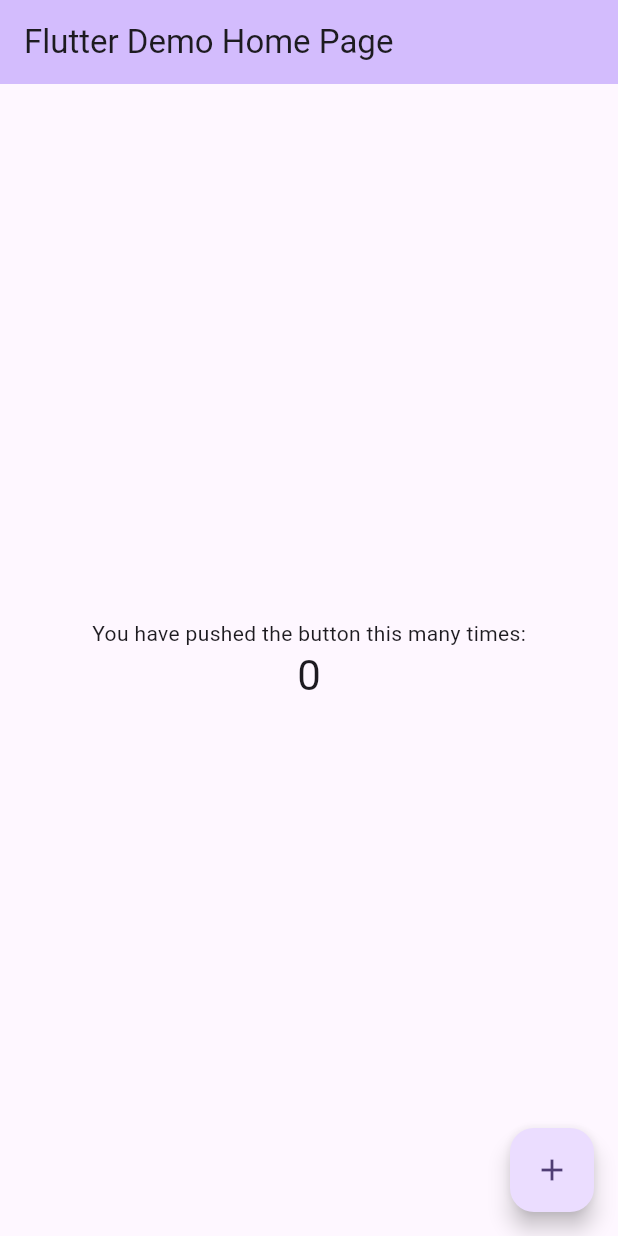
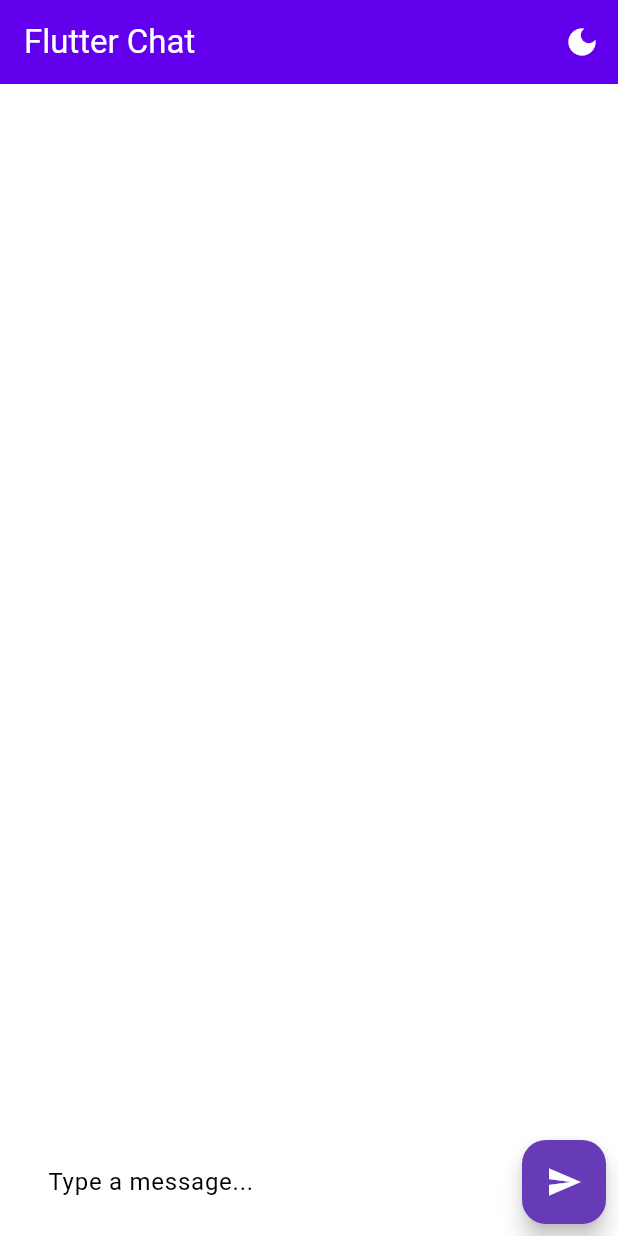
Before and after one commit to could-ai/01983c24-e085-7390-a149-60151abb6a27, a Flutter app: the screen it shows after launch, on a phone screen of 412 x 824 dp. Run offline on Flutter 3.47's test engine with Material 3 defaults, Android fonts, the phone set to English and light mode, and no system bars; our stand-ins replace hive, hive_flutter; accounts and stored records are empty; generated files the repository leaves out were written again.

Commit message:
Add provider, hive, hive_flutter, path_provider, intl, hive_generator, and build_runner dependencies.; Create Message data model with Hive annotations.; Create AppColors and AppTheme for consistent styling.; Create ThemeProvider for managing application themes.; Create ChatProvider for managing chat messages.; Create LocalStorageService for Hive initialization and message persistence.; Create ChatScreen for the main chat interface.; Create MessageBubble widget for displaying chat messages.; Update main.dart to initialize Hive, setup MultiProvider, and use ChatScreen as home.

```diff
--- a/usr/lib/main.dart
+++ b/usr/lib/main.dart
@@ -1,120 +1,43 @@
 import 'package:flutter/material.dart';
+import 'package:provider/provider.dart';
+import 'package:couldai_user_app/providers/theme_provider.dart';
+import 'package:couldai_user_app/providers/chat_provider.dart';
+import 'package:couldai_user_app/screens/chat_screen.dart';
+import 'package:couldai_user_app/services/local_storage_service.dart';
+import 'package:couldai_user_app/utils/app_constants.dart';
 
-void main() {
-  runApp(const MyApp());
+void main() async {
+  WidgetsFlutterBinding.ensureInitialized();
+  final localStorageService = LocalStorageService();
+  await localStorageService.init();
+
+  runApp(
+    MultiProvider(
+      providers: [
+        ChangeNotifierProvider(create: (_) => ThemeProvider()),
+        ChangeNotifierProvider(create: (_) => ChatProvider(localStorageService)),
+      ],
+      child: const MyApp(),
+    ),
+  );
 }
 
 class MyApp extends StatelessWidget {
   const MyApp({super.key});
 
-  // This widget is the root of your application.
   @override
   Widget build(BuildContext context) {
-    return MaterialApp(
-      title: 'Flutter Demo',
-      debugShowCheckedModeBanner: false,
-      theme: ThemeData(
-        // This is the theme of your application.
-        //
-        // TRY THIS: Try running your application with "flutter run". You'll see
-        // the application has a purple toolbar. Then, without quitting the app,
-        // try changing the seedColor in the colorScheme below to Colors.green
-        // and then invoke "hot reload" (save your changes or press the "hot
-        // reload" button in a Flutter-supported IDE, or press "r" if you used
-        // the command line to start the app).
-        //
-        // Notice that the counter didn't reset back to zero; the application
-        // state is not lost during the reload. To reset the state, use hot
-        // restart instead.
-        //
-        // This works for code too, not just values: Most code changes can be
-        // tested with just a hot reload.
-        colorScheme: ColorScheme.fromSeed(seedColor: Colors.deepPurple),
-      ),
-      home: const MyHomePage(title: 'Flutter Demo Home Page'),
+    return Consumer<ThemeProvider>(
+      builder: (context, themeProvider, child) {
+        return MaterialApp(
+          title: 'Flutter Chat App',
+          debugShowCheckedModeBanner: false,
+          theme: AppTheme.lightTheme, // Default to light theme
+          darkTheme: AppTheme.darkTheme, // Define dark theme
+          themeMode: themeProvider.themeMode, // Use ThemeProvider to manage theme mode
+          home: const ChatScreen(),
+        );
+      },
     );
   }
 }
-
-class MyHomePage extends StatefulWidget {
-  const MyHomePage({super.key, required this.title});
-
-  // This widget is the home page of your application. It is stateful, meaning
-  // that it has a State object (defined below) that contains fields that affect
-  // how it looks.
-
-  // This class is the configuration for the state. It holds the values (in this
-  // case the title) provided by the parent (in this case the App widget) and
-  // used by the build method of the State. Fields in a Widget subclass are
-  // always marked "final".
-
-  final String title;
-
-  @override
-  State<MyHomePage> createState() => _MyHomePageState();
-}
-
-class _MyHomePageState extends State<MyHomePage> {
-  int _counter = 0;
-
-  void _incrementCounter() {
-    setState(() {
-      // This call to setState tells the Flutter framework that something has
-      // changed in this State, which causes it to rerun the build method below
-      // so that the display can reflect the updated values. If we changed
-      // _counter without calling setState(), then the build method would not be
-      // called again, and so nothing would appear to happen.
-      _counter++;
-    });
-  }
-
-  @override
-  Widget build(BuildContext context) {
-    // This method is rerun every time setState is called, for instance as done
-    // by the _incrementCounter method above.
-    //
-    // The Flutter framework has been optimized to make rerunning build methods
-    // fast, so that you can just rebuild anything that needs updating rather
-    // than having to individually change instances of widgets.
-    return Scaffold(
-      appBar: AppBar(
-        // TRY THIS: Try changing the color here to a specific color (to
-        // Colors.amber, perhaps?) and trigger a hot reload to see the AppBar
-        // change color while the other colors stay the same.
-        backgroundColor: Theme.of(context).colorScheme.inversePrimary,
-        // Here we take the value from the MyHomePage object that was created by
-        // the App.build method, and use it to set our appbar title.
-        title: Text(widget.title),
-      ),
-      body: Center(
-        // Center is a layout widget. It takes a single child and positions it
-        // in the middle of the parent.
-        child: Column(
-          // Column is also a layout widget. It takes a list of children and
-          // arranges them vertically. By default, it sizes itself to fit its
-          // children horizontally, and tries to be as tall as its parent.
-          //
-          // Column has various properties to control how it sizes itself and
-          // how it positions its children. Here we use mainAxisAlignment to
-          // center the children vertically; the main axis here is the vertical
-          // axis because Columns are vertical (the cross axis would be
-          // horizontal).
-          //
-          // TRY THIS: Invoke "debug painting" (choose the "Toggle Debug Paint"
-          // action in the IDE, or press "p" in the console), to see the
-          // wireframe for each widget.
-          mainAxisAlignment: MainAxisAlignment.center,
-          children: <Widget>[
-            const Text('You have pushed the button this many times:'),
-            Text('$_counter', style: Theme.of(context).textTheme.headlineMedium),
-          ],
-        ),
-      ),
-      floatingActionButton: FloatingActionButton(
-        onPressed: _incrementCounter,
-        tooltip: 'Increment',
-        child: const Icon(Icons.add),
-      ), // This trailing comma makes auto-formatting nicer for build methods.
-    );
-  }
-}
--- /dev/null
+++ b/usr/lib/models/message.dart
@@ -0,0 +1,45 @@
+import 'package:hive/hive.dart';
+
+part 'message.g.dart';
+
+@HiveType(typeId: 0)
+class Message extends HiveObject {
+  @HiveField(0)
+  final String sender;
+
+  @HiveField(1)
+  final String content;
+
+  @HiveField(2)
+  final DateTime timestamp;
+
+  @HiveField(3)
+  final List<String> reactions;
+
+  Message({
+    required this.sender,
+    required this.content,
+    required this.timestamp,
+    this.reactions = const [],
+  });
+
+  // Factory constructor for creating a Message from a map (e.g., for Supabase integration)
+  factory Message.fromMap(Map<String, dynamic> map) {
+    return Message(
+      sender: map['sender'] as String,
+      content: map['content'] as String,
+      timestamp: DateTime.parse(map['timestamp'] as String),
+      reactions: List<String>.from(map['reactions'] as List),
+    );
+  }
+
+  // Method to convert a Message to a map (e.g., for Supabase integration)
+  Map<String, dynamic> toMap() {
+    return {
+      'sender': sender,
+      'content': content,
+      'timestamp': timestamp.toIso8601String(),
+      'reactions': reactions,
+    };
+  }
+}
--- /dev/null
+++ b/usr/lib/providers/chat_provider.dart
@@ -0,0 +1,32 @@
+import 'package:flutter/material.dart';
+import 'package:couldai_user_app/models/message.dart';
+import 'package:couldai_user_app/services/local_storage_service.dart';
+
+class ChatProvider with ChangeNotifier {
+  final LocalStorageService _localStorageService;
+  List<Message> _messages = [];
+
+  ChatProvider(this._localStorageService) {
+    _loadMessages();
+  }
+
+  List<Message> get messages => _messages;
+
+  Future<void> _loadMessages() async {
+    _messages = await _localStorageService.getMessages();
+    notifyListeners();
+  }
+
+  Future<void> sendMessage(String content) async {
+    final newMessage = Message(
+      sender: 'Me', // Placeholder, will be dynamic later
+      content: content,
+      timestamp: DateTime.now(),
+    );
+    _messages.add(newMessage);
+    await _localStorageService.saveMessage(newMessage);
+    notifyListeners();
+  }
+
+  // Placeholder for future features like adding reactions, searching, etc.
+}
--- /dev/null
+++ b/usr/lib/screens/chat_screen.dart
@@ -0,0 +1,121 @@
+import 'package:flutter/material.dart';
+import 'package:provider/provider.dart';
+import 'package:intl/intl.dart';
+import 'package:couldai_user_app/providers/chat_provider.dart';
+import 'package:couldai_user_app/providers/theme_provider.dart';
+import 'package:couldai_user_app/widgets/message_bubble.dart';
+
+class ChatScreen extends StatefulWidget {
+  const ChatScreen({super.key});
+
+  @override
+  State<ChatScreen> createState() => _ChatScreenState();
+}
+
+class _ChatScreenState extends State<ChatScreen> {
+  final TextEditingController _messageController = TextEditingController();
+  final ScrollController _scrollController = ScrollController();
+
+  void _sendMessage() {
+    if (_messageController.text.isNotEmpty) {
+      Provider.of<ChatProvider>(context, listen: false).sendMessage(_messageController.text);
+      _messageController.clear();
+      _scrollToBottom();
+    }
+  }
+
+  void _scrollToBottom() {
+    WidgetsBinding.instance.addPostFrameCallback((_) {
+      if (_scrollController.hasClients) {
+        _scrollController.animateTo(
+          _scrollController.position.maxScrollExtent,
+          duration: const Duration(milliseconds: 300),
+          curve: Curves.easeOut,
+        );
+      }
+    });
+  }
+
+  @override
+  void initState() {
+    super.initState();
+    // Listen for changes in messages and scroll to bottom
+    WidgetsBinding.instance.addPostFrameCallback((_) {
+      Provider.of<ChatProvider>(context, listen: false).addListener(_scrollToBottom);
+    });
+  }
+
+  @override
+  void dispose() {
+    _messageController.dispose();
+    _scrollController.dispose();
+    Provider.of<ChatProvider>(context, listen: false).removeListener(_scrollToBottom);
+    super.dispose();
+  }
+
+  @override
+  Widget build(BuildContext context) {
+    final themeProvider = Provider.of<ThemeProvider>(context);
+    final chatProvider = Provider.of<ChatProvider>(context);
+
+    return Scaffold(
+      appBar: AppBar(
+        title: const Text('Flutter Chat'),
+        actions: [
+          IconButton(
+            icon: Icon(themeProvider.themeMode == ThemeMode.dark ? Icons.light_mode : Icons.dark_mode),
+            onPressed: () {
+              themeProvider.toggleTheme(themeProvider.themeMode != ThemeMode.dark);
+            },
+          ),
+        ],
+      ),
+      body: Column(
+        children: [
+          Expanded(
+            child: ListView.builder(
+              controller: _scrollController,
+              padding: const EdgeInsets.all(8.0),
+              itemCount: chatProvider.messages.length,
+              itemBuilder: (context, index) {
+                final message = chatProvider.messages[index];
+                final bool isMe = message.sender == 'Me'; // Determine if the message is sent by current user
+                return MessageBubble(
+                  message: message.content,
+                  isMe: isMe,
+                  timestamp: DateFormat('hh:mm a').format(message.timestamp),
+                  // reactions: message.reactions, // Will be used later
+                );
+              },
+            ),
+          ),
+          Padding(
+            padding: const EdgeInsets.all(8.0),
+            child: Row(
+              children: [
+                Expanded(
+                  child: TextField(
+                    controller: _messageController,
+                    decoration: InputDecoration(
+                      hintText: 'Type a message...',
+                      border: OutlineInputBorder(
+                        borderRadius: BorderRadius.circular(20.0),
+                      ),
+                      contentPadding: const EdgeInsets.symmetric(horizontal: 20.0, vertical: 10.0),
+                    ),
+                    onSubmitted: (value) => _sendMessage(),
+                  ),
+                ),
+                const SizedBox(width: 8.0),
+                FloatingActionButton(
+                  onPressed: _sendMessage,
+                  child: const Icon(Icons.send),
+                ),
+              ],
+            ),
+          ),
+        ],
+      ),
+    );
+  }
+}
--- /dev/null
+++ b/usr/lib/services/local_storage_service.dart
@@ -0,0 +1,36 @@
+import 'package:hive/hive.dart';
+import 'package:hive_flutter/hive_flutter.dart';
+import 'package:path_provider/path_provider.dart';
+import 'package:couldai_user_app/models/message.dart';
+
+class LocalStorageService {
+  static const String _messageBox = 'messages';
+
+  Future<void> init() async {
+    final appDocumentDir = await getApplicationDocumentsDirectory();
+    await Hive.initFlutter(appDocumentDir.path);
+    if (!Hive.isAdapterRegistered(0)) {
+      Hive.registerAdapter(MessageAdapter());
+    }
+    await Hive.openBox<Message>(_messageBox);
+  }
+
+  Box<Message> _getMessageBox() {
+    return Hive.box<Message>(_messageBox);
+  }
+
+  Future<void> saveMessage(Message message) async {
+    final box = _getMessageBox();
+    await box.add(message);
+  }
+
+  Future<List<Message>> getMessages() async {
+    final box = _getMessageBox();
+    return box.values.toList();
+  }
+
+  Future<void> clearAllMessages() async {
+    final box = _getMessageBox();
+    await box.clear();
+  }
+}
--- /dev/null
+++ b/usr/lib/utils/app_constants.dart
@@ -0,0 +1,53 @@
+import 'package:flutter/material.dart';
+
+class AppColors {
+  // Light Theme Colors
+  static const Color primaryLight = Color(0xFF6200EE);
+  static const Color accentLight = Color(0xFF03DAC6);
+  static const Color backgroundLight = Color(0xFFFFFFFF);
+  static const Color textLight = Color(0xFF000000);
+  static const Color bubbleLight = Color(0xFFE0E0E0);
+
+  // Dark Theme Colors
+  static const Color primaryDark = Color(0xFFBB86FC);
+  static const Color accentDark = Color(0xFF03DAC6);
+  static const Color backgroundDark = Color(0xFF121212);
+  static const Color textDark = Color(0xFFFFFFFF);
+  static const Color bubbleDark = Color(0xFF333333);
+}
+
+class AppTheme {
+  static ThemeData lightTheme = ThemeData(
+    brightness: Brightness.light,
+    primaryColor: AppColors.primaryLight,
+    hintColor: AppColors.accentLight,
+    scaffoldBackgroundColor: AppColors.backgroundLight,
+    appBarTheme: const AppBarTheme(
+      backgroundColor: AppColors.primaryLight,
+      foregroundColor: AppColors.textDark,
+    ),
+    textTheme: const TextTheme(
+      bodyLarge: TextStyle(color: AppColors.textLight),
+      bodyMedium: TextStyle(color: AppColors.textLight),
+    ),
+    colorScheme: ColorScheme.fromSwatch(primarySwatch: Colors.deepPurple)
+        .copyWith(secondary: AppColors.accentLight, background: AppColors.backgroundLight),
+  );
+
+  static ThemeData darkTheme = ThemeData(
+    brightness: Brightness.dark,
+    primaryColor: AppColors.primaryDark,
+    hintColor: AppColors.accentDark,
+    scaffoldBackgroundColor: AppColors.backgroundDark,
+    appBarTheme: const AppBarTheme(
+      backgroundColor: AppColors.primaryDark,
+      foregroundColor: AppColors.textDark,
+    ),
+    textTheme: const TextTheme(
+      bodyLarge: TextStyle(color: AppColors.textDark),
+      bodyMedium: TextStyle(color: AppColors.textDark),
+    ),
+    colorScheme: ColorScheme.fromSwatch(primarySwatch: Colors.deepPurple)
+        .copyWith(secondary: AppColors.accentDark, background: AppColors.backgroundDark),
+  );
+}
```
Also changed, not shown: usr/lib/providers/theme_provider.dart (added, +25 -0 lines), usr/lib/widgets/message_bubble.dart (added, +58 -0 lines), usr/pubspec.yaml (+8 -1 lines).
